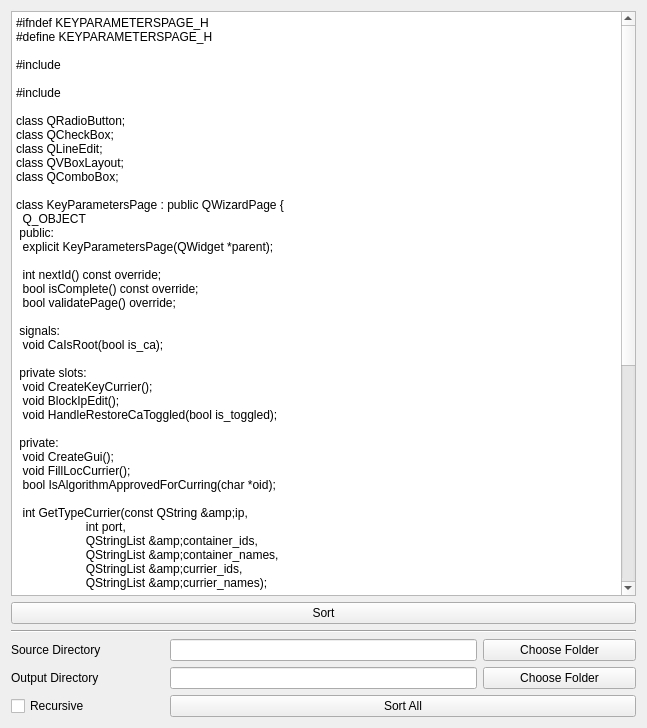
VoreWind/ClassMethodSorter, file mainwindow.ui: the form before one commit.
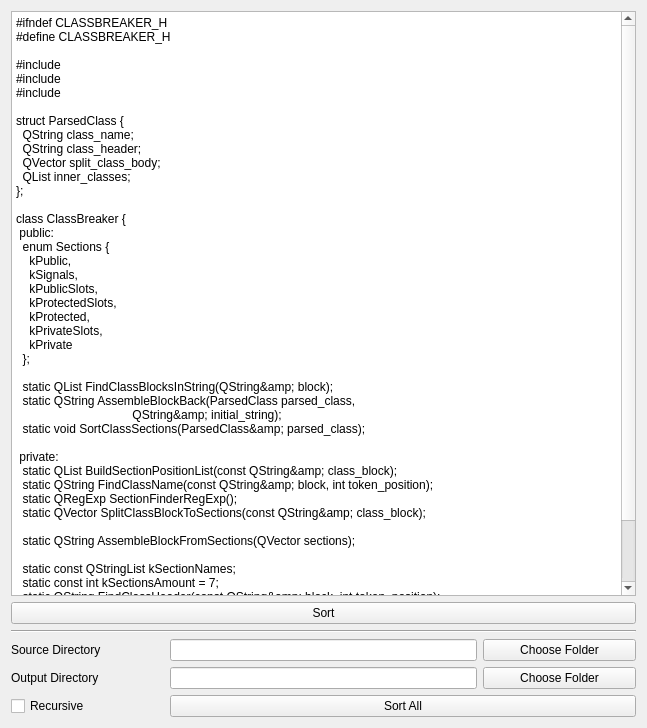
The form after the commit.

Commit message: Change the test text to be the one causing bug

Patch:
```diff
--- a/mainwindow.ui
+++ b/mainwindow.ui
@@ -59,72 +59,51 @@
     <item row="0" column="0" colspan="4">
      <widget class="QPlainTextEdit" name="segment_text_edit">
       <property name="plainText">
-       <string>#ifndef KEYPARAMETERSPAGE_H
-#define KEYPARAMETERSPAGE_H
+       <string>#ifndef CLASSBREAKER_H
+#define CLASSBREAKER_H
 
-#include &lt;QWizardPage&gt;
+#include &lt;QList&gt;
+#include &lt;QString&gt;
+#include &lt;QVector&gt;
 
-#include &lt;algorithminfoprovider.h&gt;
+struct ParsedClass {
+  QString class_name;
+  QString class_header;
+  QVector&lt;QString&gt; split_class_body;
+  QList&lt;ParsedClass&gt; inner_classes;
+};
 
-class QRadioButton;
-class QCheckBox;
-class QLineEdit;
-class QVBoxLayout;
-class QComboBox;
-
-class KeyParametersPage : public QWizardPage {
-  Q_OBJECT
+class ClassBreaker {
  public:
-  explicit KeyParametersPage(QWidget *parent);
+  enum Sections {
+    kPublic,
+    kSignals,
+    kPublicSlots,
+    kProtectedSlots,
+    kProtected,
+    kPrivateSlots,
+    kPrivate
+  };
 
-  int nextId() const override;
-  bool isComplete() const override;
-  bool validatePage() override;
-
- signals:
-  void CaIsRoot(bool is_ca);
-
- private slots:
-  void CreateKeyCurrier();
-  void BlockIpEdit();
-  void HandleRestoreCaToggled(bool is_toggled);
+  static QList&lt;ParsedClass&gt; FindClassBlocksInString(QString&amp; block);
+  static QString AssembleBlockBack(ParsedClass parsed_class,
+                                   QString&amp; initial_string);
+  static void SortClassSections(ParsedClass&amp; parsed_class);
 
  private:
-  void CreateGui();
-  void FillLocCurrier();
-  bool IsAlgorithmApprovedForCurring(char *oid);
+  static QList&lt;int&gt; BuildSectionPositionList(const QString&amp; class_block);
+  static QString FindClassName(const QString&amp; block, int token_position);
+  static QRegExp SectionFinderRegExp();
+  static QVector&lt;QString&gt; SplitClassBlockToSections(const QString&amp; class_block);
 
-  int GetTypeCurrier(const QString &amp;ip,
-                     int port,
-                     QStringList &amp;container_ids,
-                     QStringList &amp;container_names,
-                     QStringList &amp;currier_ids,
-                     QStringList &amp;currier_names);
+  static QString AssembleBlockFromSections(QVector&lt;QString&gt; sections);
 
-  int GetNumberOfCurrierByOid(const QString &amp;oid);
-  int GetNumberOfCurrierForLocalByOid(const QString &amp;oid);
-  void RemoveOidsFromAlgorythmsInfo(const QStringList &amp;oids_to_remove,
-                                    QList&lt;AlgorithmInfo&gt; &amp;algorithms_info);
-
-  QRadioButton *is_restore_ca_radio_ = nullptr;
-  QRadioButton *is_new_ca_radio_ = nullptr;
-
-  QCheckBox *is_root_ca_check_box_ = nullptr;
-  QLineEdit *ip_line_edit_ = nullptr;
-  QVBoxLayout *layout_ = nullptr;
-  QComboBox *container_combo_box_ = nullptr;
-  QComboBox *currier_combo_box_ = nullptr;
-  QComboBox *container_loc_combo_box_ = nullptr;
-  QComboBox *currier_loc_combo_box_ = nullptr;
-
-  QStringList container_id_;
-  QStringList currier_id_;
-  QStringList container_loc_id_;
-  QStringList currier_loc_id_;
-  bool is_correct_;
+  static const QStringList kSectionNames;
+  static const int kSectionsAmount = 7;
+  static QString FindClassHeader(const QString&amp; block, int token_position);
 };
 
-#endif  // KEYPARAMETERSPAGE_H
+#endif  // CLASSBREAKER_H
 </string>
       </property>
      </widget>
```
